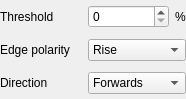
The window that AcfSln/Include/iqtipr/CCaliperParamsGuiComp.ui (ImagingTools/AcfPublic) describes before a commit, drawn with Qt 5.
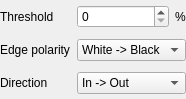
The same window after the commit.

Diff of the .ui file:
```diff
--- a/AcfSln/Include/iqtipr/CCaliperParamsGuiComp.ui
+++ b/AcfSln/Include/iqtipr/CCaliperParamsGuiComp.ui
@@ -76,7 +76,7 @@
      </property>
      <item>
       <property name="text">
-       <string>Rise</string>
+       <string>White -&gt; Black</string>
       </property>
      </item>
      <item>
@@ -114,7 +114,7 @@
      </property>
      <item>
       <property name="text">
-       <string>Forwards</string>
+       <string>In -&gt; Out</string>
       </property>
      </item>
      <item>
```
Left out of the diff: 4 changed lines with no effect on the pictures.
